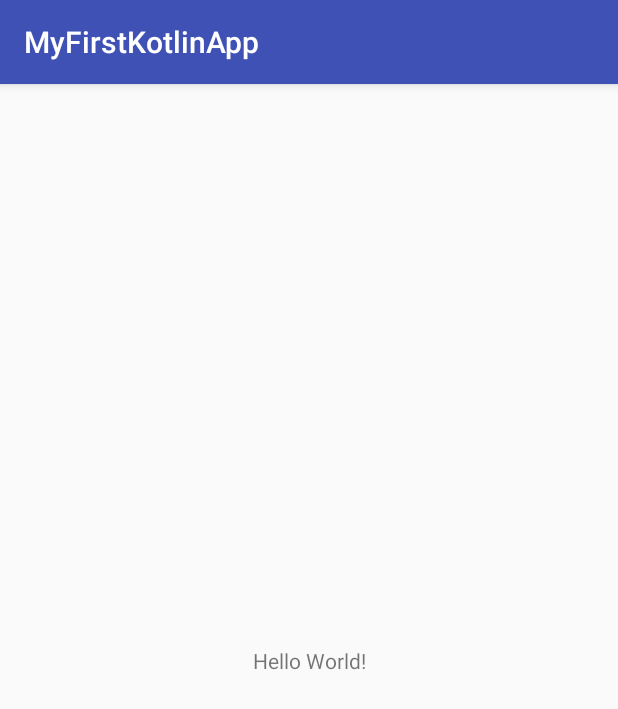
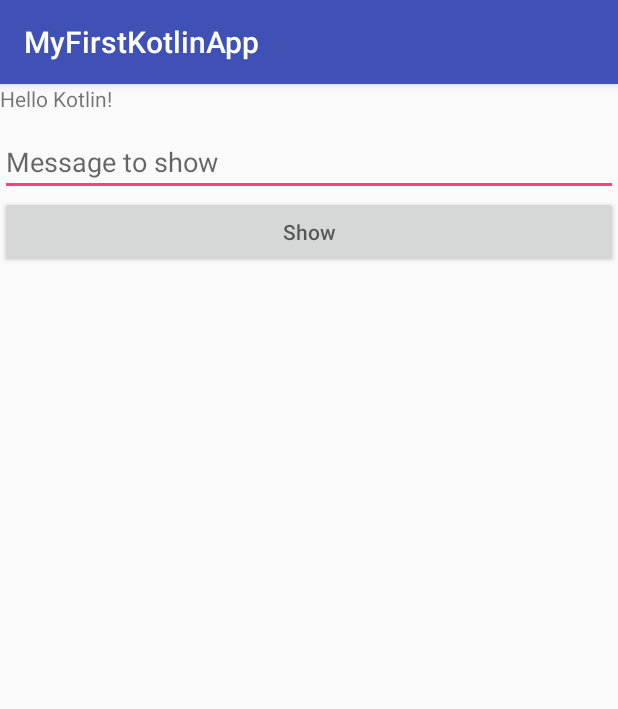
Before and after one commit to martarodriguezm/MyFirstKotlinApp, an Android app: the screen it shows after launch (MainActivity), on a phone screen of 412 x 824 dp. Shown: the top 709 px of the screen. Run offline under Robolectric (Android 15) with nearby library versions, the phone set to English and light mode, and no system bars.

Commit message:
course second module complete: functions and variables

```diff
--- a/app/src/main/java/com/github/martarodriguezm/myfirstkotlinapp/MainActivity.kt
+++ b/app/src/main/java/com/github/martarodriguezm/myfirstkotlinapp/MainActivity.kt
@@ -1,12 +1,42 @@
 package com.github.martarodriguezm.myfirstkotlinapp
 
+import android.os.Bundle
 import android.support.v7.app.AppCompatActivity
-import android.os.Bundle
+import android.widget.Button
+import android.widget.EditText
+import android.widget.TextView
+import android.widget.Toast
 
 class MainActivity : AppCompatActivity() {
 
     override fun onCreate(savedInstanceState: Bundle?) {
         super.onCreate(savedInstanceState)
         setContentView(R.layout.activity_main)
+
+        val textView = findViewById(R.id.textView) as TextView
+        textView.text = "Hello Kotlin!"
+
+        toast("Hello ${textView.text}, how are you?")
+
+        val editText = findViewById(R.id.message) as EditText
+        val button = findViewById(R.id.button) as Button
+        button.setOnClickListener {
+            toast("Hello ${editText.text}!")
+        }
+    }
+
+    private fun toast(message: String): Unit { //All the functions return an object, Unit as default
+        Toast.makeText(this, message, Toast.LENGTH_LONG).show()
+    }
+
+//    fun getInt(int: Int): Int {
+//        return 2 * int
+//    }
+    fun getInt(int: Int) = 2 * int //Another way to write simple functions
+
+    fun test() {
+        val x = 20
+        val string = "Hello"
+        var string2 = "Hello"
     }
 }
--- a/app/src/main/res/layout/activity_main.xml
+++ b/app/src/main/res/layout/activity_main.xml
@@ -1,18 +1,26 @@
 <?xml version="1.0" encoding="utf-8"?>
-<android.support.constraint.ConstraintLayout xmlns:android="http://schemas.android.com/apk/res/android"
-    xmlns:app="http://schemas.android.com/apk/res-auto"
-    xmlns:tools="http://schemas.android.com/tools"
+<LinearLayout xmlns:android="http://schemas.android.com/apk/res/android"
     android:layout_width="match_parent"
     android:layout_height="match_parent"
-    tools:context="com.github.martarodriguezm.myfirstkotlinapp.MainActivity">
-
-    <TextView
+    xmlns:app="http://schemas.android.com/apk/res-auto"
+    android:orientation="vertical">
+    <TextView android:id="@+id/textView"
         android:layout_width="wrap_content"
         android:layout_height="wrap_content"
         android:text="Hello World!"
         app:layout_constraintBottom_toBottomOf="parent"
         app:layout_constraintLeft_toLeftOf="parent"
         app:layout_constraintRight_toRightOf="parent"
-        app:layout_constraintTop_toTopOf="parent" />
-
-</android.support.constraint.ConstraintLayout>
+        app:layout_constraintTop_toTopOf="parent"
+        android:layout_marginBottom="10dp"/>
+    <EditText
+        android:id="@+id/message"
+        android:layout_width="match_parent"
+        android:layout_height="wrap_content"
+        android:hint="Message to show"/>
+    <Button
+        android:id="@+id/button"
+        android:layout_width="match_parent"
+        android:layout_height="wrap_content"
+        android:hint="Show"/>
+</LinearLayout>
```
